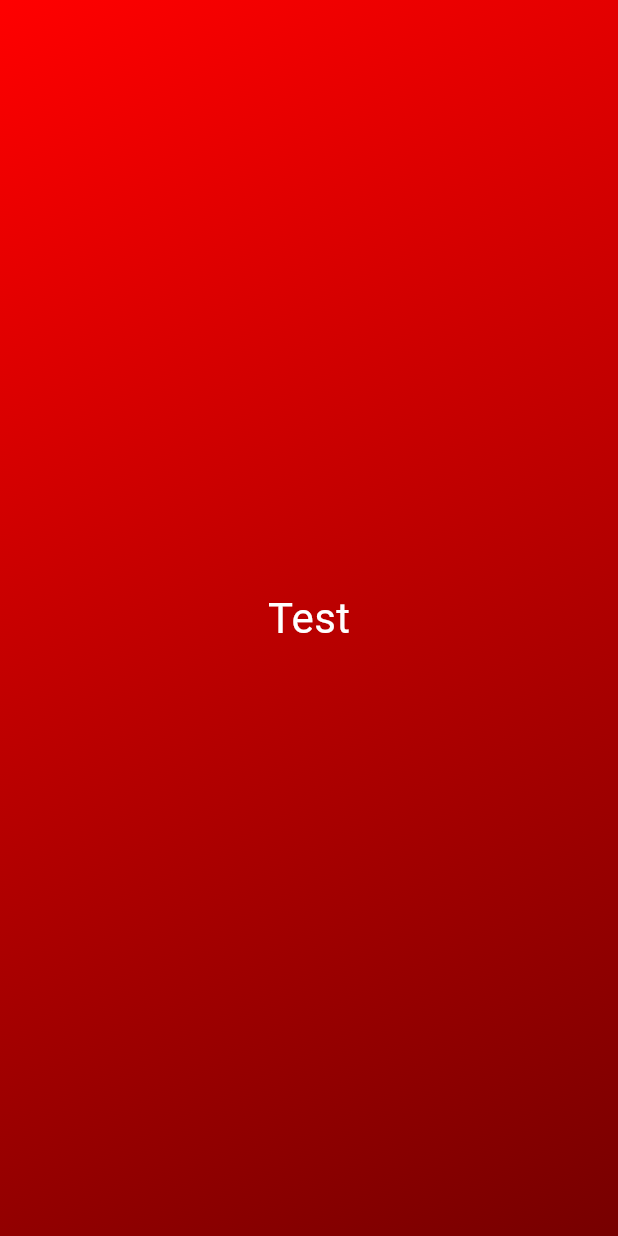
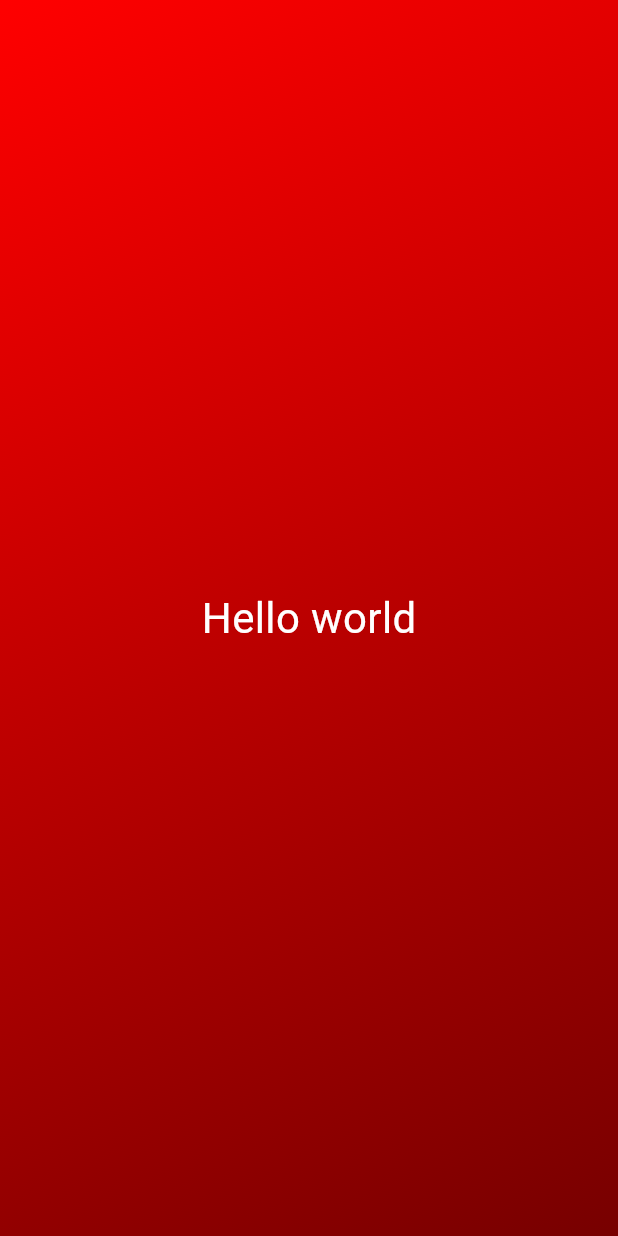
Before and after one commit to aditiakusuma/dice_app, a Flutter app: the screen it shows after launch, on a phone screen of 412 x 824 dp. Run offline on Flutter 3.47's test engine with Material 3 defaults, Android fonts, the phone set to English and light mode, and no system bars.

Commit message:
add argument

```diff
--- a/lib/gradient_container.dart
+++ b/lib/gradient_container.dart
@@ -17,6 +17,6 @@ class GradientContainer extends StatelessWidget {
           Color.fromARGB(255, 255, 0, 0),
           Color.fromARGB(255, 119, 0, 0)
         ], begin: startAlignment, end: endAlignment)),
-        child: Center(child: StyledText()));
+        child: Center(child: StyledText('Hello world')));
   }
 }
--- a/lib/styled_text.dart
+++ b/lib/styled_text.dart
@@ -1,13 +1,15 @@
 import 'package:flutter/material.dart';
 
 class StyledText extends StatelessWidget {
-  const StyledText({super.key});
+  const StyledText(this.text, {super.key});
+
+  final String text;
 
   @override
   Widget build(BuildContext context) {
-    return const Text(
-      'Test',
-      style: TextStyle(fontSize: 28, color: Colors.white),
+    return Text(
+      text,
+      style: const TextStyle(fontSize: 28, color: Colors.white),
     );
   }
 }
```
